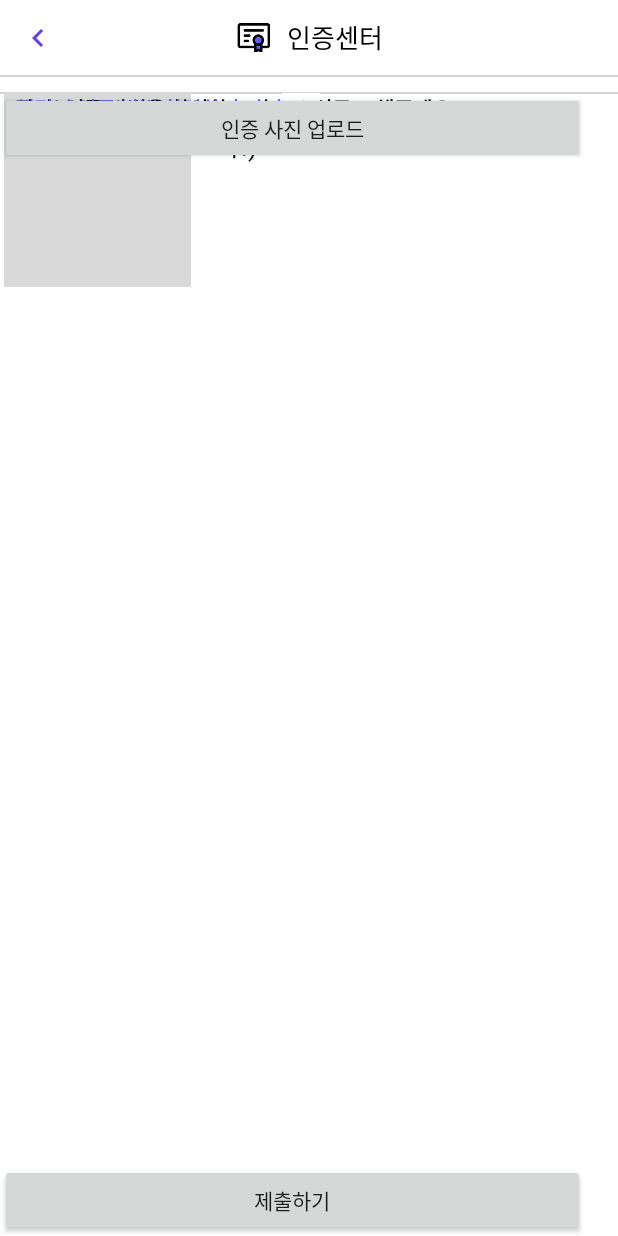
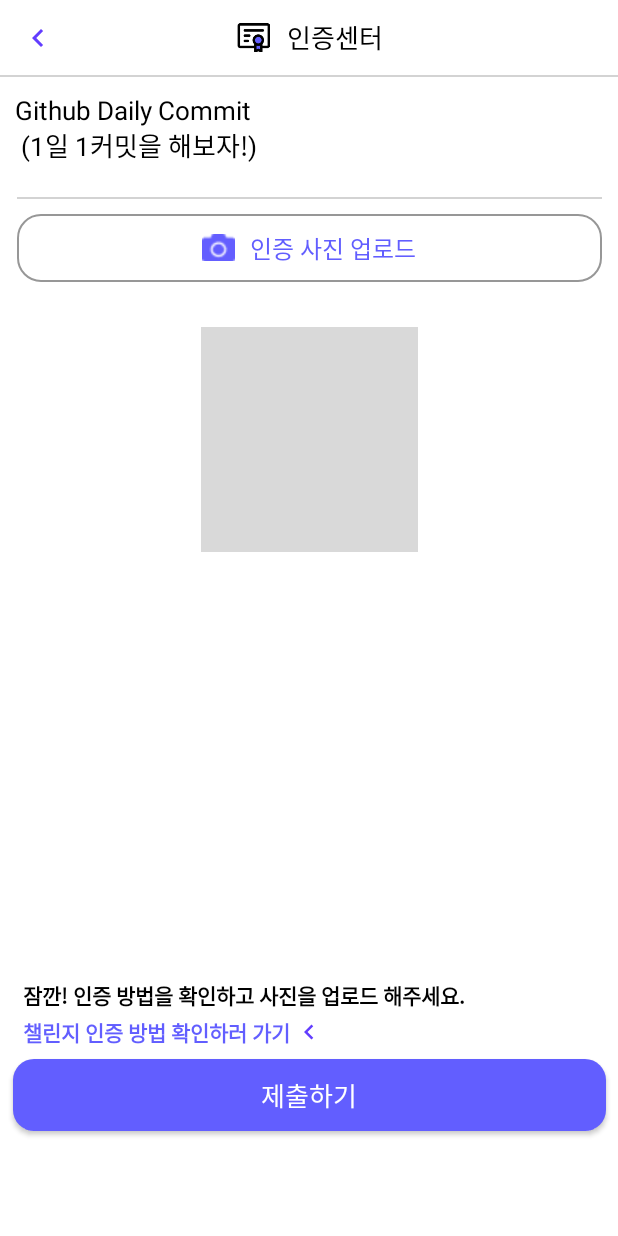
Before and after one commit to scarletYewon/TimeToCode, an Android app: the fragment Certifbox shown on its own in the app's theme, on a phone screen of 412 x 824 dp. Run offline under Robolectric (Android 15) with nearby library versions, the light colour scheme and no system bars.

Commit message:
인증하기 화면 UI

```diff
--- a/TimeToCode/app/src/main/java/com/kmu/timetocode/CertificationFragment.kt
+++ b/TimeToCode/app/src/main/java/com/kmu/timetocode/CertificationFragment.kt
@@ -8,7 +8,6 @@
 import android.widget.*
 import androidx.fragment.app.Fragment
 import androidx.recyclerview.widget.RecyclerView.ViewHolder
-import kotlinx.coroutines.NonDisposableHandle.parent
 
 class CertificationFragment : Fragment() {
     override fun onCreateView(
@@ -28,6 +27,7 @@
 
         listView?.setAdapter(adapter)
         rootView?.findViewById<ListView>(R.id.list)?.adapter = adapter
+
         return rootView
     }
 
--- a/TimeToCode/app/src/main/java/com/kmu/timetocode/NavActivity.kt
+++ b/TimeToCode/app/src/main/java/com/kmu/timetocode/NavActivity.kt
@@ -63,29 +63,6 @@
                 .replace(R.id.fragmentContainerView, noticeFrag)
                 .commit()
         }
-        fun changeFragment(index: Int){
-            when(index){
-                1 -> {
-                    supportFragmentManager
-                        .beginTransaction()
-                        .replace(R.id.fragmentContainerView, favoriteFrag)
-                        .commit()
-                }
-
-                2 -> {
-                    supportFragmentManager
-                        .beginTransaction()
-                        .replace(R.id.fragmentContainerView, searchFrag)
-                        .commit()
-                }
-                3 -> {
-                    supportFragmentManager
-                        .beginTransaction()
-                        .replace(R.id.fragmentContainerView, noticeFrag)
-                        .commit()
-                }
-            }
-        }
     }
 
 }
--- a/TimeToCode/app/src/main/res/layout/fragment_certifbox.xml
+++ b/TimeToCode/app/src/main/res/layout/fragment_certifbox.xml
@@ -59,47 +59,65 @@
             android:layout_height="80dp"
             android:text="Github Daily Commit \n (1일 1커밋을 해보자!)"
             android:textColor="@color/black"
-            android:textSize="17sp"
-            tools:layout_editor_absoluteX="0dp"
-            tools:layout_editor_absoluteY="16dp" />
+            android:textSize="17sp" />
+
+
+        <LinearLayout
+            android:orientation="vertical"
+            app:layout_constraintLeft_toLeftOf="parent"
+            app:layout_constraintRight_toRightOf="parent"
+            app:layout_constraintTop_toTopOf="parent"
+            android:layout_marginTop="70dp"
+            android:layout_width="wrap_content"
+            android:layout_height="wrap_content">
 
             <View
+                android:layout_marginBottom="10dp"
                 android:layout_width="match_parent"
                 android:layout_height="1dp"
-            android:background="#D3D3D3"
-            tools:layout_editor_absoluteX="0dp"
-            tools:layout_editor_absoluteY="95dp" />
-
-        <Button
+                android:background="#D3D3D3" />
+            <LinearLayout
+                android:background="@drawable/radius3"
+                android:orientation="horizontal"
                 android:layout_width="390dp"
+                android:layout_height="45dp"
+                android:gravity="center">
+                <ImageView
+                    android:layout_marginRight="10dp"
+                    android:layout_gravity="center"
+                    android:layout_width="22dp"
+                    android:layout_height="22dp"
+                    android:src="@drawable/camera"/>
+                <TextView
+                    android:textColor="#625EFF"
+                    android:textSize="16sp"
+                    android:layout_width="wrap_content"
                     android:layout_height="wrap_content"
+                    android:gravity="center"
                     android:layout_gravity="center"
-            android:text="인증 사진 업로드"
-            tools:layout_editor_absoluteX="10dp"
-            tools:layout_editor_absoluteY="118dp" />
-
+                    android:text="인증 사진 업로드" />
+            </LinearLayout>
             <ImageView
-            android:layout_width="130dp"
-            android:layout_height="130dp"
+                android:layout_marginTop="30dp"
+                android:layout_width="150dp"
+                android:layout_height="150dp"
                 android:layout_gravity="center"
-            android:src="@drawable/gray"
-            tools:layout_editor_absoluteX="140dp"
-            tools:layout_editor_absoluteY="270dp" />
-
+                android:src="@drawable/gray" />
+        </LinearLayout>
         <TextView
-            android:layout_marginLeft="10dp"
+            android:layout_marginBottom="150dp"
+            app:layout_constraintBottom_toBottomOf="parent"
+            android:layout_marginLeft="15dp"
             android:layout_width="match_parent"
             android:layout_height="wrap_content"
             android:text="잠깐! 인증 방법을 확인하고 사진을 업로드 해주세요."
             android:textColor="@color/black"
-            android:textStyle="bold"
-            tools:layout_editor_absoluteX="16dp"
-            tools:layout_editor_absoluteY="556dp" />
+            android:textStyle="bold" />
 
         <LinearLayout
-            android:layout_marginLeft="10dp"
-            tools:layout_editor_absoluteX="0dp"
-            tools:layout_editor_absoluteY="590dp"
+            android:layout_marginBottom="125dp"
+            app:layout_constraintBottom_toBottomOf="parent"
+            android:layout_marginLeft="15dp"
             android:layout_width="match_parent"
             android:layout_height="wrap_content"
             android:orientation="horizontal">
@@ -117,9 +135,15 @@
                 android:background="@color/white" />
         </LinearLayout>
         <Button
-            android:layout_width="390dp"
+            android:background="@drawable/radius2"
+            android:textColor="@color/white"
+            android:layout_marginBottom="70dp"
+            app:layout_constraintLeft_toLeftOf="parent"
+            app:layout_constraintRight_toRightOf="parent"
+            android:layout_width="395dp"
             android:layout_height="wrap_content"
             android:text="제출하기"
+            android:textSize="17sp"
             app:layout_constraintBottom_toBottomOf="parent" />
     </androidx.constraintlayout.widget.ConstraintLayout>
 
```
Lines whose indentation alone changed are shown as unchanged.
